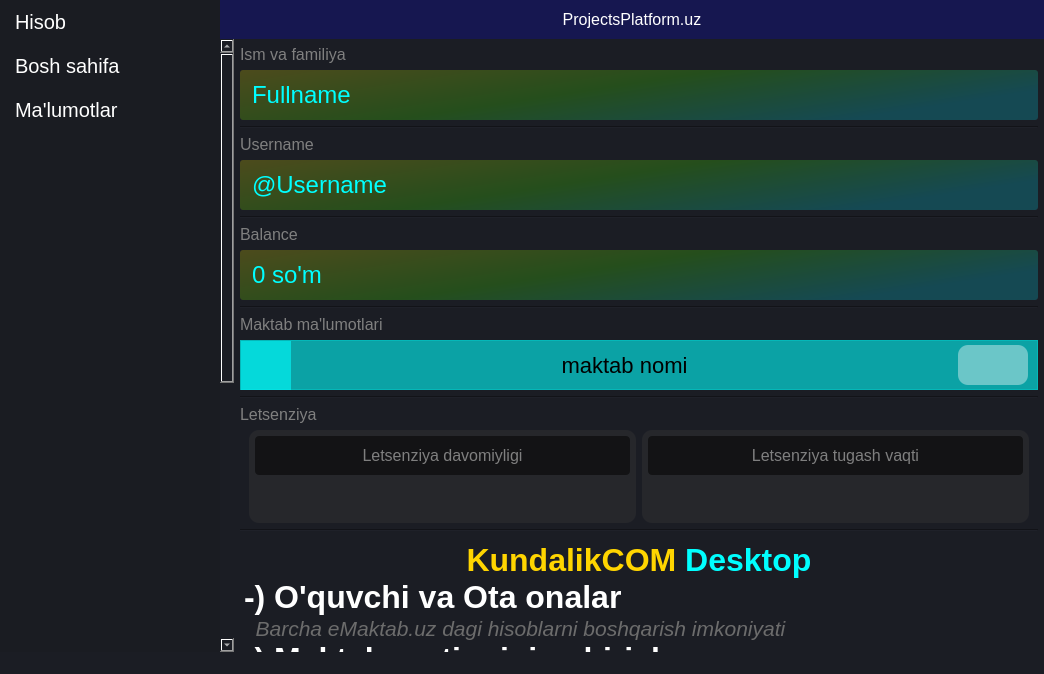
First picture: the form in UI_files/main.ui, repository bexruzpy/KundalikCOM, before the edit.
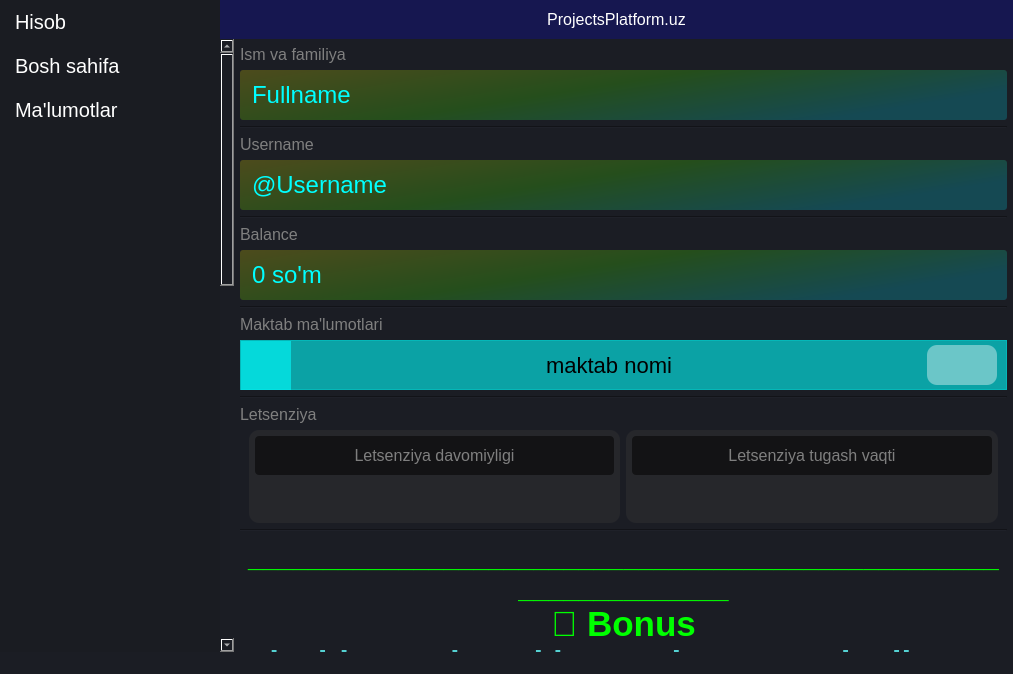
Second picture: the form after the edit. The open tabs and pages were chosen to show the change. Icons and pictures are not drawn.

Diff of the .ui file:
```diff
--- a/UI_files/main.ui
+++ b/UI_files/main.ui
@@ -6,7 +6,7 @@
    <rect>
     <x>0</x>
     <y>0</y>
-    <width>1044</width>
+    <width>997</width>
     <height>674</height>
    </rect>
   </property>
@@ -325,9 +325,9 @@
                  <property name="geometry">
                   <rect>
                    <x>0</x>
-                   <y>0</y>
-                   <width>807</width>
-                   <height>1103</height>
+                   <y>-483</y>
+                   <width>760</width>
+                   <height>1553</height>
                   </rect>
                  </property>
                  <layout class="QVBoxLayout" name="verticalLayout_13">
@@ -744,10 +744,16 @@
                   </item>
                   <item>
                    <widget class="QTextBrowser" name="textBrowser">
+                    <property name="sizePolicy">
+                     <sizepolicy hsizetype="Expanding" vsizetype="Maximum">
+                      <horstretch>0</horstretch>
+                      <verstretch>0</verstretch>
+                     </sizepolicy>
+                    </property>
                     <property name="minimumSize">
                      <size>
                       <width>0</width>
-                      <height>450</height>
+                      <height>900</height>
                      </size>
                     </property>
                     <property name="styleSheet">
@@ -758,6 +764,15 @@
 &lt;html&gt;&lt;head&gt;&lt;meta name=&quot;qrichtext&quot; content=&quot;1&quot; /&gt;&lt;style type=&quot;text/css&quot;&gt;
 p, li { white-space: pre-wrap; }
 &lt;/style&gt;&lt;/head&gt;&lt;body style=&quot; font-family:'Mongolian Baiti'; font-size:8.25pt; font-weight:400; font-style:normal;&quot;&gt;
+&lt;p align=&quot;center&quot; style=&quot; margin-top:0px; margin-bottom:0px; margin-left:0px; margin-right:0px; -qt-block-indent:0; text-indent:0px;&quot;&gt;&lt;span style=&quot; font-family:'-apple-system,BlinkMacSystemFont,Segoe UI,Roboto,Oxygen,Ubuntu,Cantarell,Fira Sans,Droid Sans,Helvetica Neue,sans-serif'; font-size:20pt; font-weight:600; color:#00ff00;&quot;&gt;________________________________________________________________&lt;/span&gt;&lt;/p&gt;
+&lt;p align=&quot;center&quot; style=&quot; margin-top:0px; margin-bottom:0px; margin-left:0px; margin-right:0px; -qt-block-indent:0; text-indent:0px;&quot;&gt;&lt;span style=&quot; font-family:'-apple-system,BlinkMacSystemFont,Segoe UI,Roboto,Oxygen,Ubuntu,Cantarell,Fira Sans,Droid Sans,Helvetica Neue,sans-serif'; font-size:26pt; font-weight:600; color:#00ff00;&quot;&gt;🎁 Bonus&lt;/span&gt;&lt;/p&gt;
+&lt;p style=&quot; margin-top:0px; margin-bottom:0px; margin-left:0px; margin-right:0px; -qt-block-indent:0; text-indent:0px;&quot;&gt;&lt;span style=&quot; font-family:'-apple-system,BlinkMacSystemFont,Segoe UI,Roboto,Oxygen,Ubuntu,Cantarell,Fira Sans,Droid Sans,Helvetica Neue,sans-serif'; font-size:26pt; font-weight:600; color:rgba(100,255,255,0.8);&quot;&gt;Ulashing va bepul letsenziyaga ega bo'ling&lt;/span&gt;&lt;/p&gt;
+&lt;p style=&quot; margin-top:0px; margin-bottom:0px; margin-left:0px; margin-right:0px; -qt-block-indent:0; text-indent:0px;&quot;&gt;&lt;span style=&quot; font-family:'-apple-system,BlinkMacSystemFont,Segoe UI,Roboto,Oxygen,Ubuntu,Cantarell,Fira Sans,Droid Sans,Helvetica Neue,sans-serif'; font-size:22pt; font-weight:600; color:#ffffff;&quot;&gt;Ushbu xizmatimizni boshqalarga ulashing va xizmatimizni har bir sotib olgan foydalanuvchi uchun &lt;/span&gt;&lt;span style=&quot; font-family:'-apple-system,BlinkMacSystemFont,Segoe UI,Roboto,Oxygen,Ubuntu,Cantarell,Fira Sans,Droid Sans,Helvetica Neue,sans-serif'; font-size:22pt; font-weight:600; color:#00ff00;&quot;&gt;1 oylik&lt;/span&gt;&lt;span style=&quot; font-family:'-apple-system,BlinkMacSystemFont,Segoe UI,Roboto,Oxygen,Ubuntu,Cantarell,Fira Sans,Droid Sans,Helvetica Neue,sans-serif'; font-size:22pt; font-weight:600; color:#ffffff;&quot;&gt; bepul letsenziyani qo'lga kiriting!&lt;/span&gt;&lt;/p&gt;
+&lt;p style=&quot; margin-top:0px; margin-bottom:0px; margin-left:0px; margin-right:0px; -qt-block-indent:0; text-indent:0px;&quot;&gt;&lt;span style=&quot; font-family:'-apple-system,BlinkMacSystemFont,Segoe UI,Roboto,Oxygen,Ubuntu,Cantarell,Fira Sans,Droid Sans,Helvetica Neue,sans-serif'; font-size:22pt; color:#00ffff; background-color:#333333;&quot;&gt; Havola: &lt;/span&gt;&lt;a name=&quot;text-to-copy&quot;&gt;&lt;/a&gt;&lt;span style=&quot; font-family:'-apple-system,BlinkMacSystemFont,Segoe UI,Roboto,Oxygen,Ubuntu,Cantarell,Fira Sans,Droid Sans,Helvetica Neue,sans-serif'; font-size:22pt; color:#0000ff;&quot;&gt; &lt;/span&gt;&lt;span style=&quot; font-family:'-apple-system,BlinkMacSystemFont,Segoe UI,Roboto,Oxygen,Ubuntu,Cantarell,Fira Sans,Droid Sans,Helvetica Neue,sans-serif'; font-size:22pt; color:#0000ff;&quot;&gt; https://t.me/projectsplatformbot?start=&lt;/span&gt;&lt;a name=&quot;tg_id&quot;&gt;&lt;/a&gt;&lt;span style=&quot; font-family:'-apple-system,BlinkMacSystemFont,Segoe UI,Roboto,Oxygen,Ubuntu,Cantarell,Fira Sans,Droid Sans,Helvetica Neue,sans-serif'; font-size:22pt; color:#0000ff;&quot;&gt;7&lt;/span&gt;&lt;span style=&quot; font-family:'-apple-system,BlinkMacSystemFont,Segoe UI,Roboto,Oxygen,Ubuntu,Cantarell,Fira Sans,Droid Sans,Helvetica Neue,sans-serif'; font-size:22pt; color:#0000ff;&quot;&gt;054004046&lt;/span&gt;&lt;span style=&quot; font-family:'-apple-system,BlinkMacSystemFont,Segoe UI,Roboto,Oxygen,Ubuntu,Cantarell,Fira Sans,Droid Sans,Helvetica Neue,sans-serif'; font-size:22pt; color:rgba(100,255,255,0.8);&quot;&gt; &lt;/span&gt;&lt;/p&gt;
+&lt;p style=&quot; margin-top:0px; margin-bottom:0px; margin-left:0px; margin-right:0px; -qt-block-indent:0; text-indent:0px;&quot;&gt;&lt;span style=&quot; font-family:'-apple-system,BlinkMacSystemFont,Segoe UI,Roboto,Oxygen,Ubuntu,Cantarell,Fira Sans,Droid Sans,Helvetica Neue,sans-serif'; font-size:22pt; font-weight:600; color:#00ff00;&quot;&gt;Hoziroq ushbu referal havolangizdan nusxa olib telegram orqali ulashing&lt;/span&gt;&lt;/p&gt;
+&lt;p align=&quot;center&quot; style=&quot; margin-top:0px; margin-bottom:0px; margin-left:0px; margin-right:0px; -qt-block-indent:0; text-indent:0px;&quot;&gt;&lt;span style=&quot; font-family:'-apple-system,BlinkMacSystemFont,Segoe UI,Roboto,Oxygen,Ubuntu,Cantarell,Fira Sans,Droid Sans,Helvetica Neue,sans-serif'; font-size:20pt; font-weight:600; color:#00ff00;&quot;&gt;________________________________________________________________&lt;/span&gt;&lt;/p&gt;
+&lt;p align=&quot;center&quot; style=&quot;-qt-paragraph-type:empty; margin-top:0px; margin-bottom:0px; margin-left:0px; margin-right:0px; -qt-block-indent:0; text-indent:0px;&quot;&gt;&lt;br /&gt;&lt;/p&gt;
+&lt;p align=&quot;center&quot; style=&quot;-qt-paragraph-type:empty; margin-top:0px; margin-bottom:0px; margin-left:0px; margin-right:0px; -qt-block-indent:0; text-indent:0px; font-size:24pt; font-weight:600; color:#ffd500;&quot;&gt;&lt;br /&gt;&lt;/p&gt;
 &lt;p align=&quot;center&quot; style=&quot; margin-top:0px; margin-bottom:0px; margin-left:0px; margin-right:0px; -qt-block-indent:0; text-indent:0px;&quot;&gt;&lt;span style=&quot; font-size:24pt; font-weight:600; color:#ffd500;&quot;&gt;KundalikCOM&lt;/span&gt;&lt;span style=&quot; font-size:24pt; font-weight:600;&quot;&gt; &lt;/span&gt;&lt;span style=&quot; font-size:24pt; font-weight:600; color:#00ffff;&quot;&gt;Desktop&lt;/span&gt;&lt;/p&gt;
 &lt;p style=&quot; margin-top:0px; margin-bottom:0px; margin-left:0px; margin-right:0px; -qt-block-indent:0; text-indent:0px;&quot;&gt;&lt;span style=&quot; font-size:24pt; font-weight:600;&quot;&gt;-) O'quvchi va Ota onalar &lt;/span&gt;&lt;/p&gt;
 &lt;p style=&quot; margin-top:0px; margin-bottom:0px; margin-left:0px; margin-right:0px; -qt-block-indent:0; text-indent:0px;&quot;&gt;&lt;span style=&quot; font-size:16pt; font-style:italic; color:#6c6c6c;&quot;&gt;  Barcha eMaktab.uz dagi hisoblarni boshqarish imkoniyati&lt;/span&gt;&lt;/p&gt;
```
